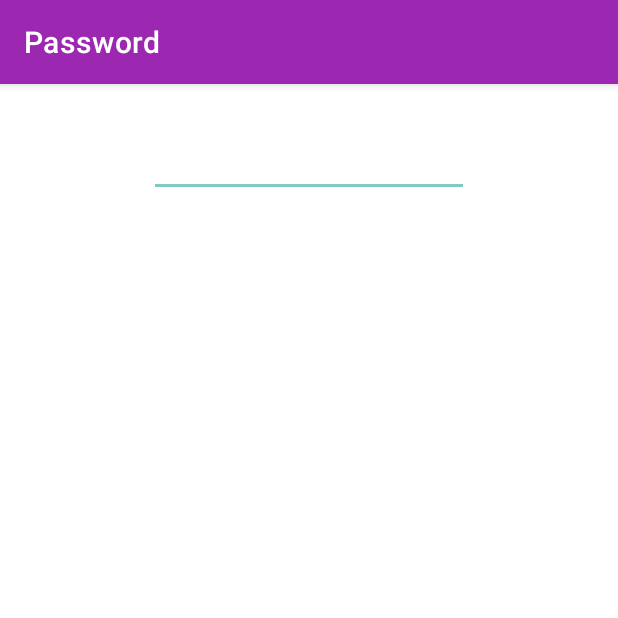
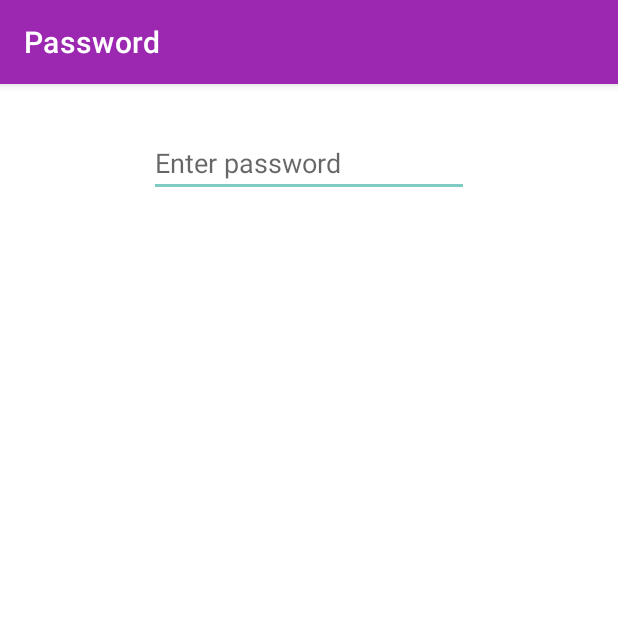
Before and after one commit to NaserKhoshfetrat/Password_Android, an Android app: the screen it shows after launch (MainActivity), on a phone screen of 412 x 824 dp, the top half of it. Run offline under Robolectric (Android 15) with nearby library versions, the phone set to English and light mode, and no system bars.

Commit message:
code refactor

```diff
--- a/app/src/main/java/com/example/password/MainActivity.java
+++ b/app/src/main/java/com/example/password/MainActivity.java
@@ -5,7 +5,6 @@ import androidx.appcompat.app.AppCompatActivity;
 import android.os.Bundle;
 import android.text.Editable;
 import android.text.TextWatcher;
-import android.util.Pair;
 
 import com.example.password.PasswordStrength.PasswordStrength;
 import com.example.password.databinding.ActivityMainBinding;
--- a/app/src/main/java/com/example/password/PasswordStrength/PasswordStrength.java
+++ b/app/src/main/java/com/example/password/PasswordStrength/PasswordStrength.java
@@ -1,6 +1,4 @@
 package com.example.password.PasswordStrength;
-
-import android.util.Pair;
 
 import com.example.password.R;
 
--- a/app/src/main/res/layout/content_main.xml
+++ b/app/src/main/res/layout/content_main.xml
@@ -15,6 +15,7 @@
         android:layout_marginEnd="8dp"
         android:layout_marginRight="8dp"
         android:ems="10"
+        android:hint="@string/hintPassword"
         app:layout_constraintEnd_toEndOf="parent"
         app:layout_constraintStart_toStartOf="parent"
         app:layout_constraintTop_toTopOf="parent" />
--- a/app/src/main/res/values/strings.xml
+++ b/app/src/main/res/values/strings.xml
@@ -5,4 +5,5 @@
     <string name="lblMedium">medium</string>
     <string name="lblGood">good</string>
     <string name="lblStrong">strong</string>
+    <string name="hintPassword">Enter password</string>
 </resources>
```
